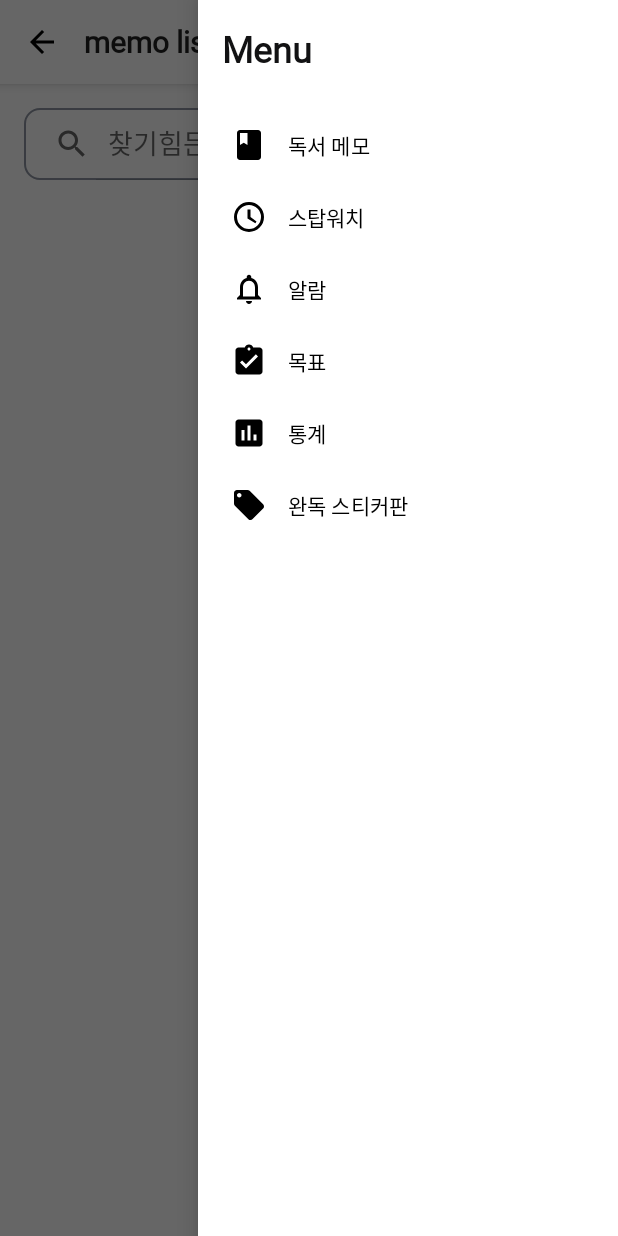
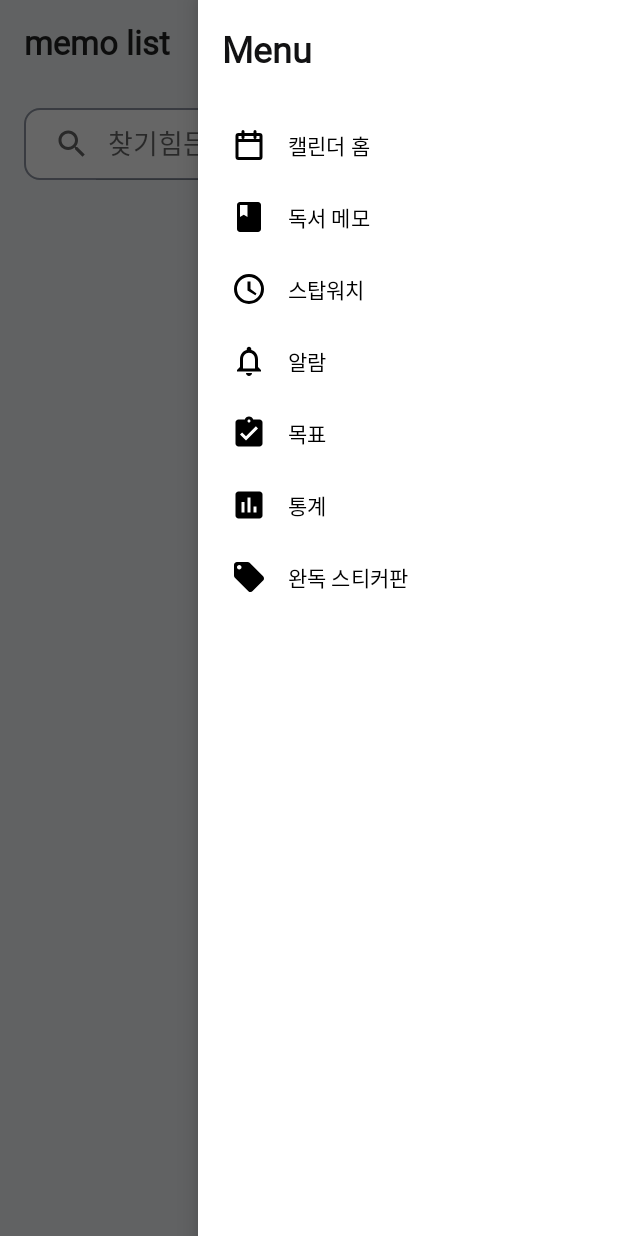
Before and after one commit to ke-kim/SWU-GURU2-17, an Android app: the MemoListActivity screen opened directly, with no data from a screen before it, with the side drawer open, on a phone screen of 412 x 824 dp. Run offline under Robolectric (Android 15) with nearby library versions, the phone set to English and light mode, and no system bars.

Commit message:
Design: 세부 UI 통일

```diff
--- a/app/src/main/java/com/example/calendartest3/AlarmActivity.kt
+++ b/app/src/main/java/com/example/calendartest3/AlarmActivity.kt
@@ -133,6 +133,7 @@ class AlarmActivity : AppCompatActivity() {
 
         binding.navigationView.setNavigationItemSelectedListener { menuItem ->
             when (menuItem.itemId) {
+                R.id.nav_home -> startActivity(Intent(this, MainActivity::class.java))
                 R.id.nav_book_memo -> startActivity(Intent(this, MemoListActivity::class.java))
                 R.id.nav_story_book -> startActivity(Intent(this, TimerActivity::class.java))
                 R.id.nav_alarm -> startActivity(Intent(this, AlarmActivity::class.java))
--- a/app/src/main/java/com/example/calendartest3/MainActivity.kt
+++ b/app/src/main/java/com/example/calendartest3/MainActivity.kt
@@ -135,6 +135,10 @@ class MainActivity : AppCompatActivity() {
 
         binding.navigationView.setNavigationItemSelectedListener { menuItem ->
             when (menuItem.itemId) {
+                R.id.nav_home -> {
+                    startActivity(Intent(this, MainActivity::class.java))
+                    true
+                }
                 R.id.nav_book_memo -> {
                     startActivity(Intent(this, MemoListActivity::class.java))
                     true
--- a/app/src/main/java/com/example/calendartest3/MemoListActivity.kt
+++ b/app/src/main/java/com/example/calendartest3/MemoListActivity.kt
@@ -42,9 +42,6 @@ class MemoListActivity : AppCompatActivity() {
         recyclerView = binding.memoRecyclerView
         searchView = binding.searchView
 
-        binding.backButton.setOnClickListener {
-            finish()
-        }
 
         binding.addMemoButton.setOnClickListener {
             startActivity(Intent(this, AddMemoActivity::class.java))
--- a/app/src/main/java/com/example/calendartest3/StatisticsActivity.kt
+++ b/app/src/main/java/com/example/calendartest3/StatisticsActivity.kt
@@ -53,6 +53,7 @@ class StatisticsActivity : AppCompatActivity() {
 
         binding.navigationView.setNavigationItemSelectedListener { menuItem ->
             when (menuItem.itemId) {
+                R.id.nav_home -> startActivity(Intent(this, MainActivity::class.java))
                 R.id.nav_book_memo -> startActivity(Intent(this, MemoListActivity::class.java))
                 R.id.nav_story_book -> startActivity(Intent(this, TimerActivity::class.java))
                 R.id.nav_alarm -> startActivity(Intent(this, AlarmActivity::class.java))
--- a/app/src/main/java/com/example/calendartest3/TimerActivity.kt
+++ b/app/src/main/java/com/example/calendartest3/TimerActivity.kt
@@ -175,6 +175,7 @@ class TimerActivity : AppCompatActivity() {
 
         binding.navigationView.setNavigationItemSelectedListener { menuItem ->
             when (menuItem.itemId) {
+                R.id.nav_home -> startActivity(Intent(this, MainActivity::class.java))
                 R.id.nav_book_memo -> startActivity(Intent(this, MemoListActivity::class.java))
                 R.id.nav_story_book -> startActivity(Intent(this, TimerActivity::class.java))
                 R.id.nav_alarm -> startActivity(Intent(this, AlarmActivity::class.java))
--- /dev/null
+++ b/app/src/main/res/drawable/ic_home.xml
@@ -0,0 +1,10 @@
+<?xml version="1.0" encoding="utf-8"?>
+<vector xmlns:android="http://schemas.android.com/apk/res/android"
+    android:width="24dp"
+    android:height="24dp"
+    android:viewportWidth="24"
+    android:viewportHeight="24">
+    <path
+        android:fillColor="#000000"
+        android:pathData="M19,4H17V3a1,1,0,0,0-2,0V4H9V3A1,1,0,0,0,7,3V4H5A2,2,0,0,0,3,6V20a2,2,0,0,0,2,2H19a2,2,0,0,0,2-2V6A2,2,0,0,0,19,4ZM19,20H5V10H19ZM19,8H5V6H7V7A1,1,0,0,0,9,7V6h6V7a1,1,0,0,0,2,0V6h2Z" />
+</vector>
--- a/app/src/main/res/drawable/rounded_background.xml
+++ b/app/src/main/res/drawable/rounded_background.xml
@@ -1,6 +1,6 @@
 <?xml version="1.0" encoding="utf-8"?>
 <shape xmlns:android="http://schemas.android.com/apk/res/android"
     android:shape="rectangle">
-    <solid android:color="#F0F0F0"/>
+    <solid android:color="@color/gray_2"/>
     <corners android:radius="12dp"/>
 </shape>
--- a/app/src/main/res/layout/activity_alarm.xml
+++ b/app/src/main/res/layout/activity_alarm.xml
@@ -33,6 +33,7 @@
             android:layout_width="wrap_content"
             android:layout_height="wrap_content"
             android:layout_alignParentStart="true"
+            android:layout_marginStart="16dp"
             android:layout_marginTop="16dp"
             android:fontFamily="@font/suite_variable"
             android:text="Alarms"
@@ -47,7 +48,7 @@
             android:layout_height="match_parent"
             android:layout_below="@id/menuButton"
             android:layout_above="@id/addAlarmButton"
-            android:layout_marginTop="16dp"/>
+            android:layout_marginTop="10dp"/>
 
         <!-- 알람 추가 버튼 -->
         <Button
--- a/app/src/main/res/layout/activity_main.xml
+++ b/app/src/main/res/layout/activity_main.xml
@@ -10,7 +10,7 @@
     <androidx.constraintlayout.widget.ConstraintLayout
         android:layout_width="match_parent"
         android:layout_height="match_parent"
-        android:background="@color/white">
+        android:background="@color/gray_1">
 
         <LinearLayout
             android:id="@+id/headerLayout"
--- a/app/src/main/res/layout/activity_memo_list.xml
+++ b/app/src/main/res/layout/activity_memo_list.xml
@@ -10,7 +10,7 @@
     <androidx.constraintlayout.widget.ConstraintLayout
         android:layout_width="match_parent"
         android:layout_height="match_parent"
-        android:background="@color/white">
+        android:background="@color/gray_1">
 
         <!-- 상단 바 -->
         <LinearLayout
@@ -20,25 +20,18 @@
             android:orientation="horizontal"
             android:gravity="center_vertical"
             android:paddingHorizontal="16dp"
-            android:background="@color/white"
-            android:elevation="4dp"
+            android:background="@color/gray_1"
+            android:elevation="0dp"
             app:layout_constraintTop_toTopOf="parent">
 
-            <ImageButton
-                android:id="@+id/backButton"
-                android:layout_width="24dp"
-                android:layout_height="24dp"
-                android:src="@drawable/ic_back"
-                android:background="?attr/selectableItemBackgroundBorderless"
-                android:contentDescription="뒤로 가기"/>
+
 
             <TextView
                 android:layout_width="wrap_content"
                 android:layout_height="wrap_content"
                 android:text="memo list"
-                android:textSize="20sp"
-                android:textStyle="bold"
-                android:layout_marginStart="16dp"/>
+                android:textSize="22sp"
+                android:textStyle="bold"/>
 
             <View
                 android:layout_width="0dp"
@@ -82,6 +75,7 @@
             android:layout_height="wrap_content"
             android:layout_margin="16dp"
             android:src="@drawable/ic_add"
+            android:backgroundTint="@color/orange_2"
             app:layout_constraintBottom_toBottomOf="parent"
             app:layout_constraintEnd_toEndOf="parent"/>
 
--- a/app/src/main/res/layout/activity_statistics.xml
+++ b/app/src/main/res/layout/activity_statistics.xml
@@ -9,6 +9,8 @@
     <RelativeLayout
         android:layout_width="match_parent"
         android:layout_height="match_parent"
+        android:layout_marginStart="16dp"
+        android:layout_marginEnd="16dp"
         android:fitsSystemWindows="true"
         android:padding="16dp">
 
@@ -18,7 +20,7 @@
             android:layout_width="48dp"
             android:layout_height="48dp"
             android:layout_alignParentEnd="true"
-            android:layout_marginTop="16dp"
+            android:layout_marginTop="10dp"
             android:src="@drawable/ic_menu"
             android:contentDescription="Menu Button"
             android:background="@null"
--- a/app/src/main/res/menu/nav_menu.xml
+++ b/app/src/main/res/menu/nav_menu.xml
@@ -1,6 +1,15 @@
 <?xml version="1.0" encoding="utf-8"?>
 <menu xmlns:android="http://schemas.android.com/apk/res/android"
     xmlns:app="http://schemas.android.com/apk/res-auto">
+
+
+    <item
+        android:id="@+id/nav_home"
+        android:icon="@drawable/ic_home"
+        app:itemIconTint="@null"
+        android:tint="@null"
+
+        android:title="캘린더 홈"/>
 
     <item
         android:id="@+id/nav_book_memo"
```
Also changed, not shown: app/src/main/java/com/example/calendartest3/StickerBoardActivity.kt (+23 -0 lines), app/src/main/res/layout/activity_add_alarm.xml (+15 -6 lines), app/src/main/res/layout/activity_edit_alarm.xml (+10 -3 lines), app/src/main/res/layout/activity_sticker_board.xml (+35 -7 lines), app/src/main/res/layout/activity_timer.xml (+6 -1 lines).
